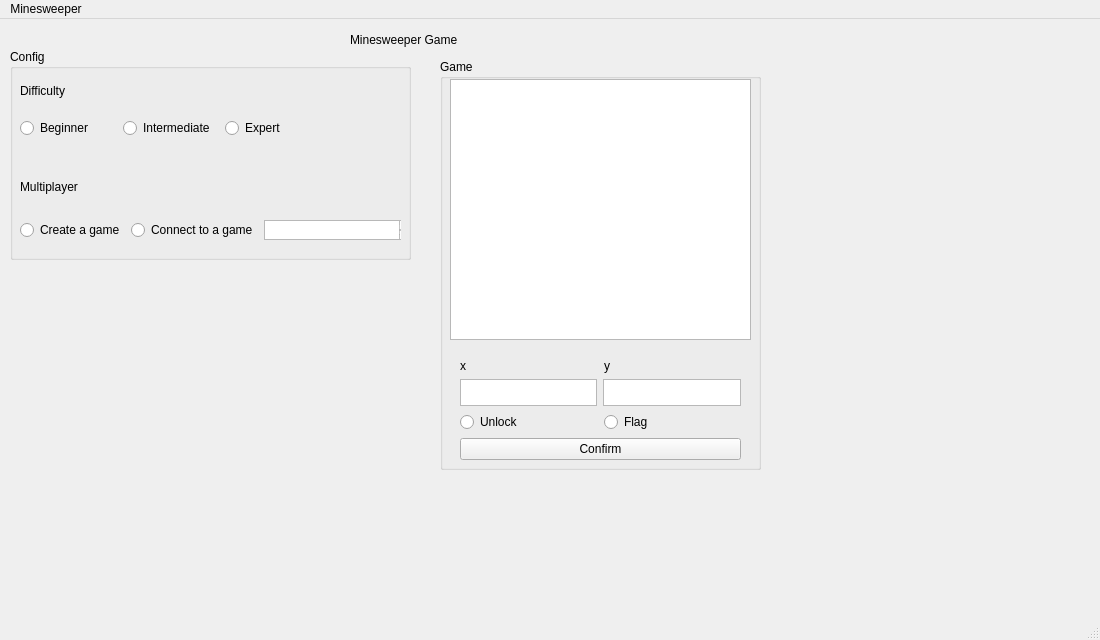
First picture: the form in v2_with_interface/mainwindow.ui, repository lucasrennok/Minesweeper, before the edit.
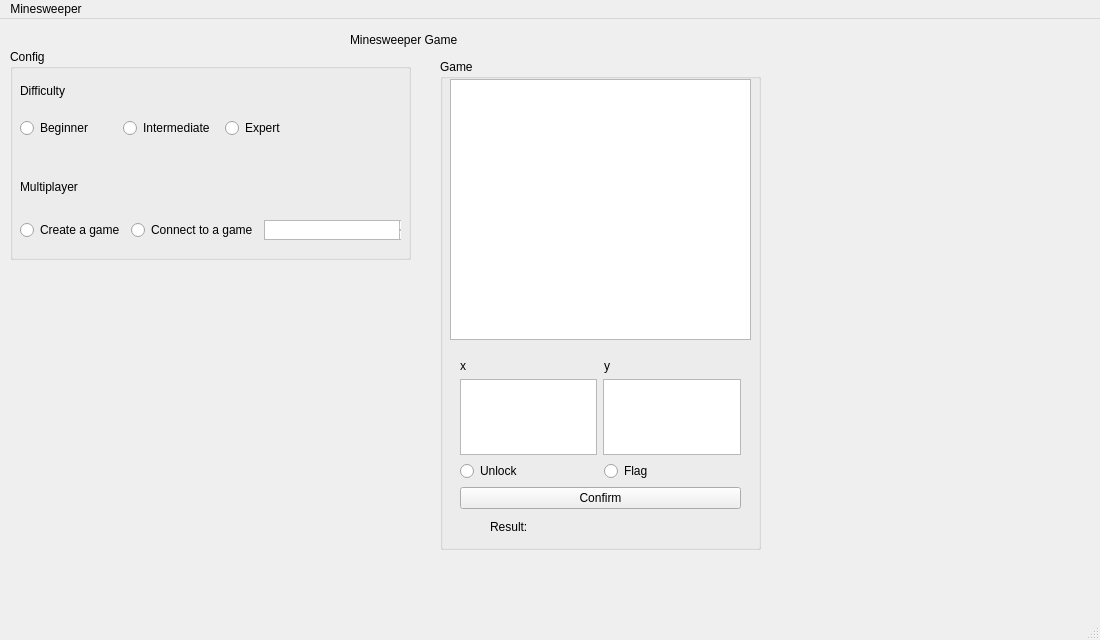
Second picture: the form after the edit.

Commit message: Singleplayer game ok

What changed in the file:
```diff
--- a/v2_with_interface/mainwindow.ui
+++ b/v2_with_interface/mainwindow.ui
@@ -175,7 +175,7 @@
       <x>440</x>
       <y>40</y>
       <width>321</width>
-      <height>411</height>
+      <height>491</height>
      </rect>
     </property>
     <property name="title">
@@ -197,7 +197,7 @@
        <x>20</x>
        <y>300</y>
        <width>281</width>
-       <height>101</height>
+       <height>150</height>
       </rect>
      </property>
      <layout class="QVBoxLayout" name="verticalLayout_2">
@@ -256,6 +256,19 @@
       </item>
      </layout>
     </widget>
+    <widget class="QLabel" name="labelResult">
+     <property name="geometry">
+      <rect>
+       <x>50</x>
+       <y>460</y>
+       <width>221</width>
+       <height>16</height>
+      </rect>
+     </property>
+     <property name="text">
+      <string>Result: </string>
+     </property>
+    </widget>
    </widget>
   </widget>
   <widget class="QMenuBar" name="menubar">
```
The commit also changes 2 other files.
